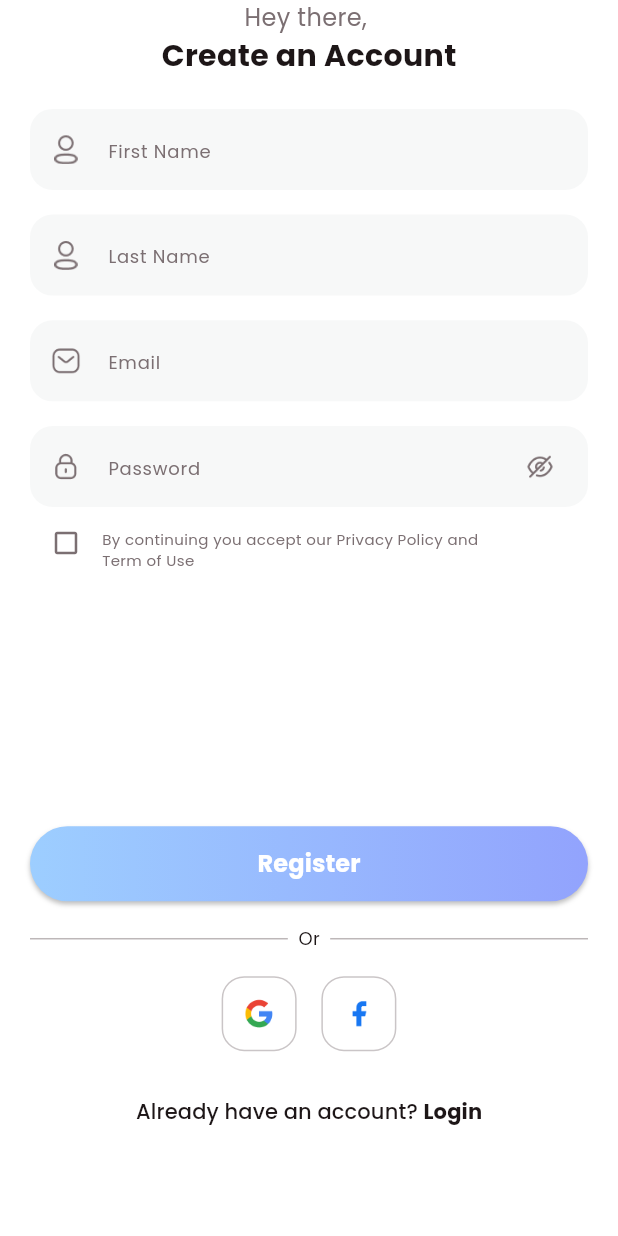
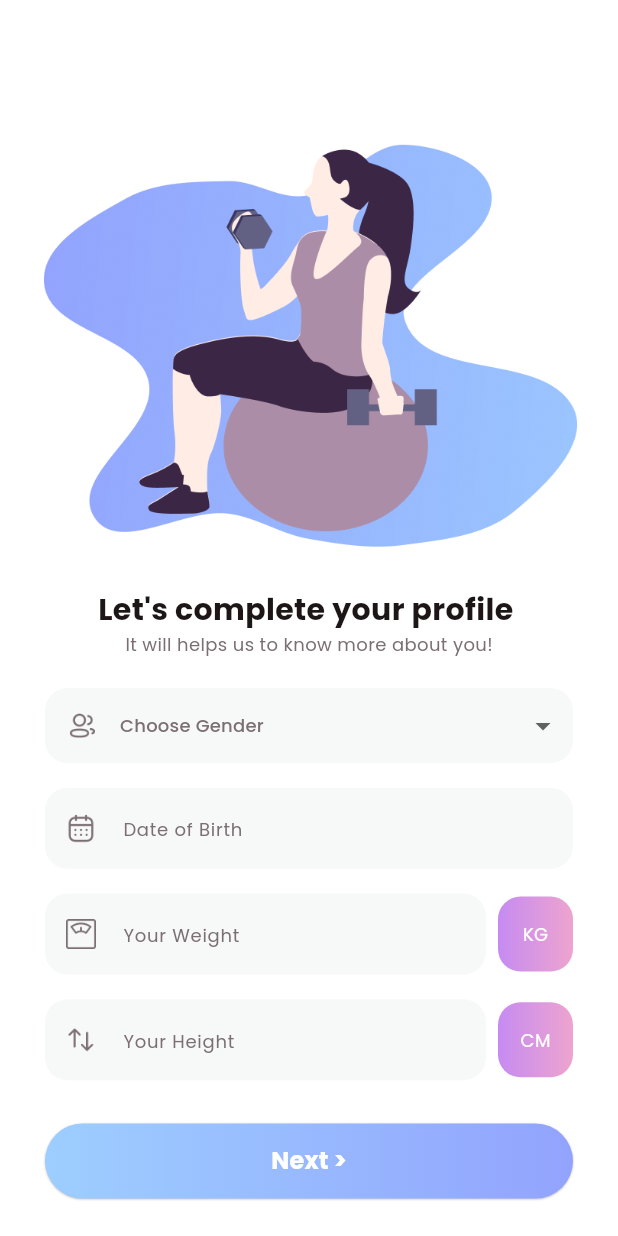
Before and after one commit to hicranfiliz/fitness, a Flutter app: the screen it shows after launch, after a tap on "Register", on a phone screen of 412 x 824 dp. Run offline on Flutter 3.47's test engine with Material 2 defaults, Android fonts, the phone set to English and light mode, and no system bars.

Commit message:
added complete_profile file used dropdown menu

```diff
--- a/lib/common_widget/round_button.dart
+++ b/lib/common_widget/round_button.dart
@@ -26,8 +26,8 @@ class RoundButton extends StatelessWidget {
               ? const [
                   BoxShadow(
                       color: Colors.black26,
-                      blurRadius: 2,
-                      offset: Offset(0, 2))
+                      blurRadius: 0.5,
+                      offset: Offset(0, 0.5))
                 ]
               : null),
       child: MaterialButton(
--- /dev/null
+++ b/lib/view/login/complete_profile_view.dart
@@ -0,0 +1,194 @@
+import 'package:fitness/common/colo_extension.dart';
+import 'package:fitness/common_widget/round_button.dart';
+import 'package:fitness/common_widget/round_textfield.dart';
+import 'package:flutter/material.dart';
+
+class CompleteProfileView extends StatefulWidget {
+  const CompleteProfileView({super.key});
+
+  @override
+  State<CompleteProfileView> createState() => _CompleteProfileViewState();
+}
+
+class _CompleteProfileViewState extends State<CompleteProfileView> {
+  TextEditingController txtDate = TextEditingController();
+
+  @override
+  Widget build(BuildContext context) {
+    var media = MediaQuery.of(context).size;
+    return Scaffold(
+      backgroundColor: TColor.white,
+      body: SingleChildScrollView(
+        child: SafeArea(
+          child: Padding(
+            padding: const EdgeInsets.all(15.0),
+            child: Column(children: [
+              Image.asset(
+                "assets/img/complete_profile.png",
+                width: media.width,
+                fit: BoxFit.fitWidth,
+              ),
+              SizedBox(
+                height: media.width * 0.05,
+              ),
+              Text(
+                "Let's complete your profile ",
+                style: TextStyle(
+                    color: TColor.black,
+                    fontSize: 20,
+                    fontWeight: FontWeight.w700),
+              ),
+              Text(
+                "It will helps us to know more about you!",
+                style: TextStyle(color: TColor.gray, fontSize: 12),
+              ),
+              SizedBox(
+                height: media.width * 0.05,
+              ),
+              Padding(
+                padding: const EdgeInsets.symmetric(horizontal: 15),
+                child: Column(
+                  children: [
+                    Container(
+                        decoration: BoxDecoration(
+                            color: TColor.lightGray,
+                            borderRadius: BorderRadius.circular(15)),
+                        child: Row(
+                          children: [
+                            Container(
+                              alignment: Alignment.center,
+                              width: 50,
+                              height: 50,
+                              padding:
+                                  const EdgeInsets.symmetric(horizontal: 15),
+                              child: Image.asset(
+                                "assets/img/gender.png",
+                                width: 20,
+                                height: 20,
+                                fit: BoxFit.contain,
+                                color: TColor.gray,
+                              ),
+                            ),
+                            Expanded(
+                              child: DropdownButtonHideUnderline(
+                                child: DropdownButton(
+                                  items: ["Male", "Female"]
+                                      .map((name) => DropdownMenuItem(
+                                            value: name,
+                                            child: Text(
+                                              name,
+                                              style: TextStyle(
+                                                  color: TColor.gray,
+                                                  fontSize: 14),
+                                            ),
+                                          ))
+                                      .toList(),
+                                  onChanged: (value) {},
+                                  isExpanded: true,
+                                  hint: Text(
+                                    "Choose Gender",
+                                    style: TextStyle(
+                                        color: TColor.gray, fontSize: 12),
+                                  ),
+                                ),
+                              ),
+                            ),
+                            SizedBox(
+                              width: 8,
+                            )
+                          ],
+                        )),
+                    SizedBox(
+                      height: media.width * 0.04,
+                    ),
+                    RoundTextField(
+                      controller: txtDate,
+                      hintText: "Date of Birth",
+                      icon: "assets/img/date.png",
+                    ),
+                    SizedBox(
+                      height: media.width * 0.04,
+                    ),
+                    Row(
+                      children: [
+                        Expanded(
+                          child: RoundTextField(
+                            controller: txtDate,
+                            hintText: "Your Weight",
+                            icon: "assets/img/weight.png",
+                          ),
+                        ),
+                        const SizedBox(
+                          width: 8,
+                        ),
+                        Container(
+                          width: 50,
+                          height: 50,
+                          alignment: Alignment.center,
+                          decoration: BoxDecoration(
+                            gradient: LinearGradient(
+                              colors: TColor.secondaryG,
+                            ),
+                            borderRadius: BorderRadius.circular(15),
+                          ),
+                          child: Text(
+                            "KG",
+                            style: TextStyle(color: TColor.white, fontSize: 12),
+                          ),
+                        )
+                      ],
+                    ),
+                    SizedBox(
+                      height: media.width * 0.04,
+                    ),
+                    Row(
+                      children: [
+                        Expanded(
+                          child: RoundTextField(
+                            controller: txtDate,
+                            hintText: "Your Height",
+                            icon: "assets/img/hight.png",
+                          ),
+                        ),
+                        const SizedBox(
+                          width: 8,
+                        ),
+                        Container(
+                          width: 50,
+                          height: 50,
+                          alignment: Alignment.center,
+                          decoration: BoxDecoration(
+                            gradient: LinearGradient(
+                              colors: TColor.secondaryG,
+                            ),
+                            borderRadius: BorderRadius.circular(15),
+                          ),
+                          child: Text(
+                            "CM",
+                            style: TextStyle(color: TColor.white, fontSize: 12),
+                          ),
+                        )
+                      ],
+                    ),
+                    SizedBox(
+                      height: media.width * 0.07,
+                    ),
+                    RoundButton(
+                        title: "Next >",
+                        onPressed: () {
+                          Navigator.push(
+                              context,
+                              MaterialPageRoute(
+                                  builder: (context) =>
+                                      const CompleteProfileView()));
+                        }),
+                  ],
+                ),
+              ),
+            ]),
+          ),
+        ),
+      ),
+    );
+  }
+}
--- a/lib/view/login/signup_view.dart
+++ b/lib/view/login/signup_view.dart
@@ -1,6 +1,7 @@
 import 'package:fitness/common/colo_extension.dart';
 import 'package:fitness/common_widget/round_button.dart';
 import 'package:fitness/common_widget/round_textfield.dart';
+import 'package:fitness/view/login/complete_profile_view.dart';
 import 'package:flutter/material.dart';
 
 class SignUpView extends StatefulWidget {
@@ -106,7 +107,15 @@ class _SignUpViewState extends State<SignUpView> {
                 SizedBox(
                   height: media.width * 0.4,
                 ),
-                RoundButton(title: "Register", onPressed: () {}),
+                RoundButton(
+                    title: "Register",
+                    onPressed: () {
+                      Navigator.push(
+                          context,
+                          MaterialPageRoute(
+                              builder: (context) =>
+                                  const CompleteProfileView()));
+                    }),
                 SizedBox(
                   height: media.width * 0.04,
                 ),
```
Also changed, not shown: assets/img/complete_profile.png (added), assets/img/date.png (added), assets/img/gender.png (added), assets/img/goal_1.png (added), assets/img/goal_2.png (added), assets/img/goal_3.png (added), assets/img/hight.png (added), assets/img/weight.png (added), assets/img/welcome.png (added).
